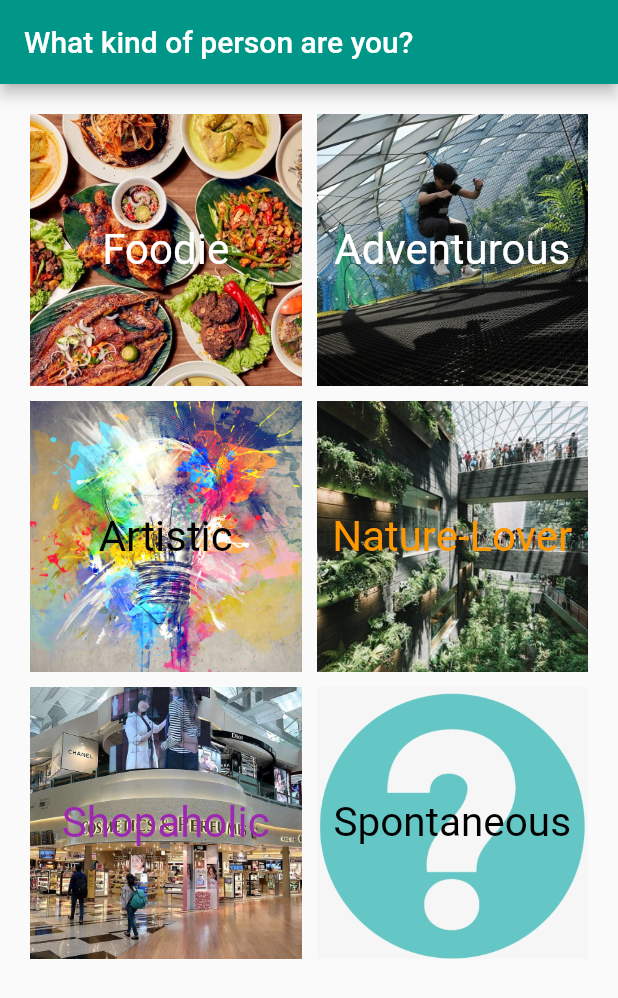
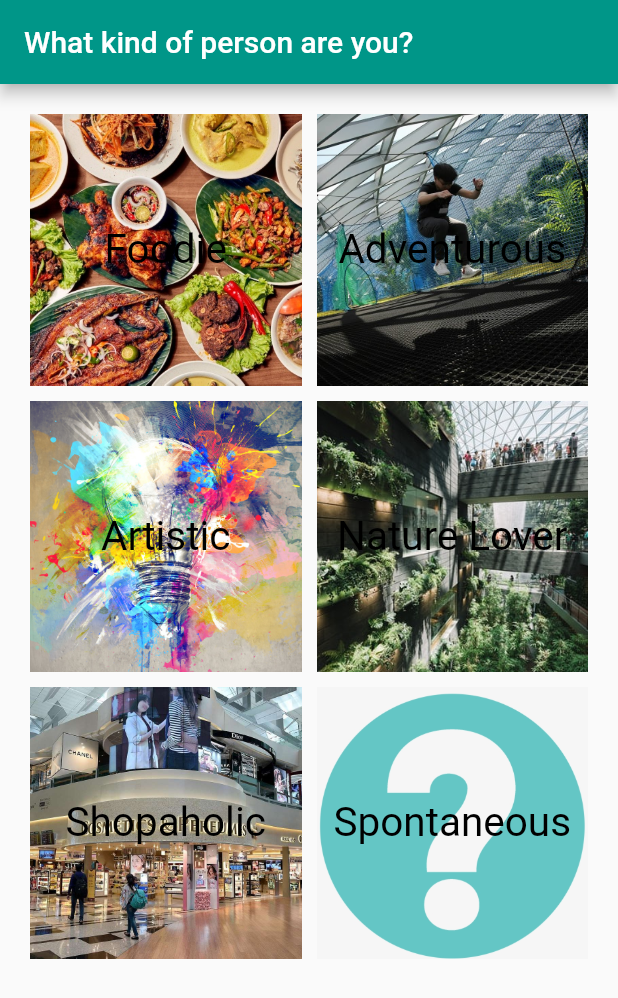
Before and after one commit to Telentovj/KrisWonderer, a Flutter app: the screen it shows after launch, on a phone screen of 412 x 824 dp. Shown: the top 998 px of the screen. Run offline on Flutter 3.47's test engine with Material 2 defaults, Android fonts, the phone set to English and light mode, and no system bars; our stand-ins replace cloud_firestore, google_maps_flutter, numberpicker; accounts and stored records are empty.

Commit message:
Integrated and refactored code

```diff
--- a/lib/Personality.dart
+++ b/lib/Personality.dart
@@ -3,5 +3,6 @@ enum Personality {
   ADVENTUROUS,
   NATURE_LOVER,
   SHOPAHOLIC,
-  ARTISTIC
+  ARTISTIC,
+  SPONTANEOUS,
 }
--- a/lib/PersonalityPage.dart
+++ b/lib/PersonalityPage.dart
@@ -1,21 +1,15 @@
 import 'package:flutter/material.dart';
 import 'package:kriswonderer/DelayInput.dart';
+import 'Personality.dart';
 
 class PersonalityPage extends StatefulWidget {
   @override
   _PersonalityPageState createState() => _PersonalityPageState();
 }
 
-class _PersonalityPageState extends State<PersonalityPage> with AutomaticKeepAliveClientMixin<PersonalityPage> {
-  // Required to preserve state when switching tabs
-  @override
-  bool get wantKeepAlive => true;
-
+class _PersonalityPageState extends State<PersonalityPage> {
   @override
   Widget build(BuildContext context) {
-    // not sure what this does but it makes mixin warning disappear
-    super.build(context);
-
     return Scaffold(
       appBar: AppBar(
         backgroundColor: Colors.teal,
@@ -33,133 +27,12 @@ class _PersonalityPageState extends State<PersonalityPage> with AutomaticKeepAli
               mainAxisSpacing: 10,
               crossAxisCount: 2,
               children: <Widget>[
-
-                GestureDetector(
-                  child: Container(
-                    padding: const EdgeInsets.all(8),
-                    child: Center(child: Text('Foodie', style: TextStyle(color: Colors.white, fontSize: 28),)),
-                    decoration: BoxDecoration(
-                      image: DecorationImage(
-                        image: AssetImage(
-                            'assets/Logo/foodie.jpg'),
-                        fit: BoxFit.cover,
-                      ),
-                      shape: BoxShape.rectangle,
-                    ),
-                  ),
-                  onTap: (){
-                    Navigator.push(
-                        context,
-                        MaterialPageRoute(
-                          builder: (context) => DelayInput(personality: 'Foodie',),
-                        ));
-                  },
-                ),
-                GestureDetector(
-                  child: Container(
-                    padding: const EdgeInsets.all(8),
-                    child: Center(child: Text('Adventurous', style: TextStyle(color: Colors.white, fontSize: 28),)),
-                    decoration: BoxDecoration(
-                      image: DecorationImage(
-                        image: AssetImage(
-                            'assets/Logo/adventurous.jpg'),
-                        fit: BoxFit.cover,
-                      ),
-                      shape: BoxShape.rectangle,
-                    ),
-                  ),
-                  onTap: (){
-                    Navigator.push(
-                        context,
-                        MaterialPageRoute(
-                          builder: (context) => DelayInput(personality: 'Adventurous',),
-                        ));
-                  },
-                ),
-                GestureDetector(
-                  child: Container(
-                    padding: const EdgeInsets.all(8),
-                    child: Center(child: Text('Artistic', style: TextStyle(color: Colors.black, fontSize: 28),)),
-                    decoration: BoxDecoration(
-                      image: DecorationImage(
-                        image: AssetImage(
-                            'assets/Logo/artistic.jpeg'),
-                        fit: BoxFit.cover,
-                      ),
-                      shape: BoxShape.rectangle,
-                    ),
-                  ),
-                  onTap: (){
-                    Navigator.push(
-                        context,
-                        MaterialPageRoute(
-                          builder: (context) => DelayInput(personality: 'Artistic',),
-                        ));
-                  },
-                ),
-                GestureDetector(
-                  child: Container(
-                    padding: const EdgeInsets.all(8),
-                    child: Center(child: Text('Nature-Lover', style: TextStyle(color: Colors.orange, fontSize: 28),)),
-                    decoration: BoxDecoration(
-                      image: DecorationImage(
-                        image: AssetImage(
-                            'assets/Logo/nature.jpg'),
-                        fit: BoxFit.cover,
-                      ),
-                      shape: BoxShape.rectangle,
-                    ),
-                  ),
-                  onTap: (){
-                    Navigator.push(
-                        context,
-                        MaterialPageRoute(
-                          builder: (context) => DelayInput(personality: 'Nature-Lover',),
-                        ));
-                  },
-                ),
-                GestureDetector(
-                  child: Container(
-                    padding: const EdgeInsets.all(8),
-                    child: Center(child: Text('Shopaholic', style: TextStyle(color: Colors.purple, fontSize: 28),)),
-                    decoration: BoxDecoration(
-                      image: DecorationImage(
-                        image: AssetImage(
-                            'assets/Logo/shopping.jpg'),
-                        fit: BoxFit.cover,
-                      ),
-                      shape: BoxShape.rectangle,
-                    ),
-                  ),
-                  onTap: (){
-                    Navigator.push(
-                        context,
-                        MaterialPageRoute(
-                          builder: (context) => DelayInput(personality: 'Shopaholic',),
-                        ));
-                  },
-                ),
-                GestureDetector(
-                  child: Container(
-                    padding: const EdgeInsets.all(8),
-                    child: Center(child: Text('Spontaneous', style: TextStyle(color: Colors.black, fontSize: 27),)),
-                    decoration: BoxDecoration(
-                      image: DecorationImage(
-                        image: AssetImage(
-                            'assets/Logo/spotaneous.png'),
-                        fit: BoxFit.cover,
-                      ),
-                      shape: BoxShape.rectangle,
-                    ),
-                  ),
-                  onTap: (){
-                    Navigator.push(
-                        context,
-                        MaterialPageRoute(
-                          builder: (context) => DelayInput(personality: 'Spontaneous',),
-                        ));
-                  },
-                ),
+                _buildPersonality(title: "Foodie", personality: Personality.FOODIE),
+                _buildPersonality(title: "Adventurous", personality: Personality.ADVENTUROUS),
+                _buildPersonality(title: "Artistic", personality: Personality.ARTISTIC),
+                _buildPersonality(title: "Nature Lover", personality: Personality.NATURE_LOVER),
+                _buildPersonality(title: "Shopaholic", personality: Personality.SHOPAHOLIC),
+                _buildPersonality(title: "Spontaneous", personality: Personality.SPONTANEOUS),
               ],
             ),
           ),
@@ -167,4 +40,35 @@ class _PersonalityPageState extends State<PersonalityPage> with AutomaticKeepAli
       ),
     );
   }
+
+  Widget _buildPersonality({String title, String image, Personality personality}) {
+    return GestureDetector(
+      child: Container(
+        padding: EdgeInsets.all(10),
+        child: Center(
+          child: Text(
+            title,
+            style: TextStyle(
+                color: Colors.black,
+                fontSize: 27),
+          )
+        ),
+        decoration: BoxDecoration(
+          image: DecorationImage(
+            image: AssetImage("assets/Logo/${title.toLowerCase()}.jpg"),
+            fit: BoxFit.cover,
+          ),
+          shape: BoxShape.rectangle,
+        ),
+      ),
+      onTap: () {
+        Navigator.push(
+          context,
+          MaterialPageRoute(
+            builder: (context) => DelayInput(personality: personality),
+          )
+        );
+      },
+    );
+  }
 }
--- a/lib/main.dart
+++ b/lib/main.dart
@@ -3,7 +3,6 @@ import 'package:kriswonderer/Database.dart';
 import 'package:kriswonderer/SplashScreen.dart';
 import 'package:provider/provider.dart';
 
-import 'Home.dart';
 
 void main() {
   runApp(MyApp());
--- a/pubspec.yaml
+++ b/pubspec.yaml
@@ -25,7 +25,6 @@ dependencies:
     sdk: flutter
   google_maps_flutter: ^0.5.30
 
-
   # The following adds the Cupertino Icons font to your application.
   # Use with the CupertinoIcons class for iOS style icons.
   cupertino_icons: ^0.1.3
@@ -34,9 +33,6 @@ dependencies:
   provider: ^4.1.3
   firebase_storage: ^3.1.6
   numberpicker: ^1.2.0
-
-
-
 
 dev_dependencies:
   flutter_test:
```
Also changed, not shown: lib/DelayInput.dart (+17 -9 lines), lib/Home.dart (+17 -13 lines), lib/MapPage.dart (+15 -19 lines), lib/SplashScreen.dart (+6 -8 lines), assets/Logo/artistic.jpg (renamed from assets/Logo/artistic.jpeg), assets/Logo/nature lover.jpg (renamed from assets/Logo/nature.jpg), assets/Logo/shopaholic.jpg (renamed from assets/Logo/shopping.jpg), assets/Logo/spontaneous.jpg (renamed from assets/Logo/spotaneous.png).
